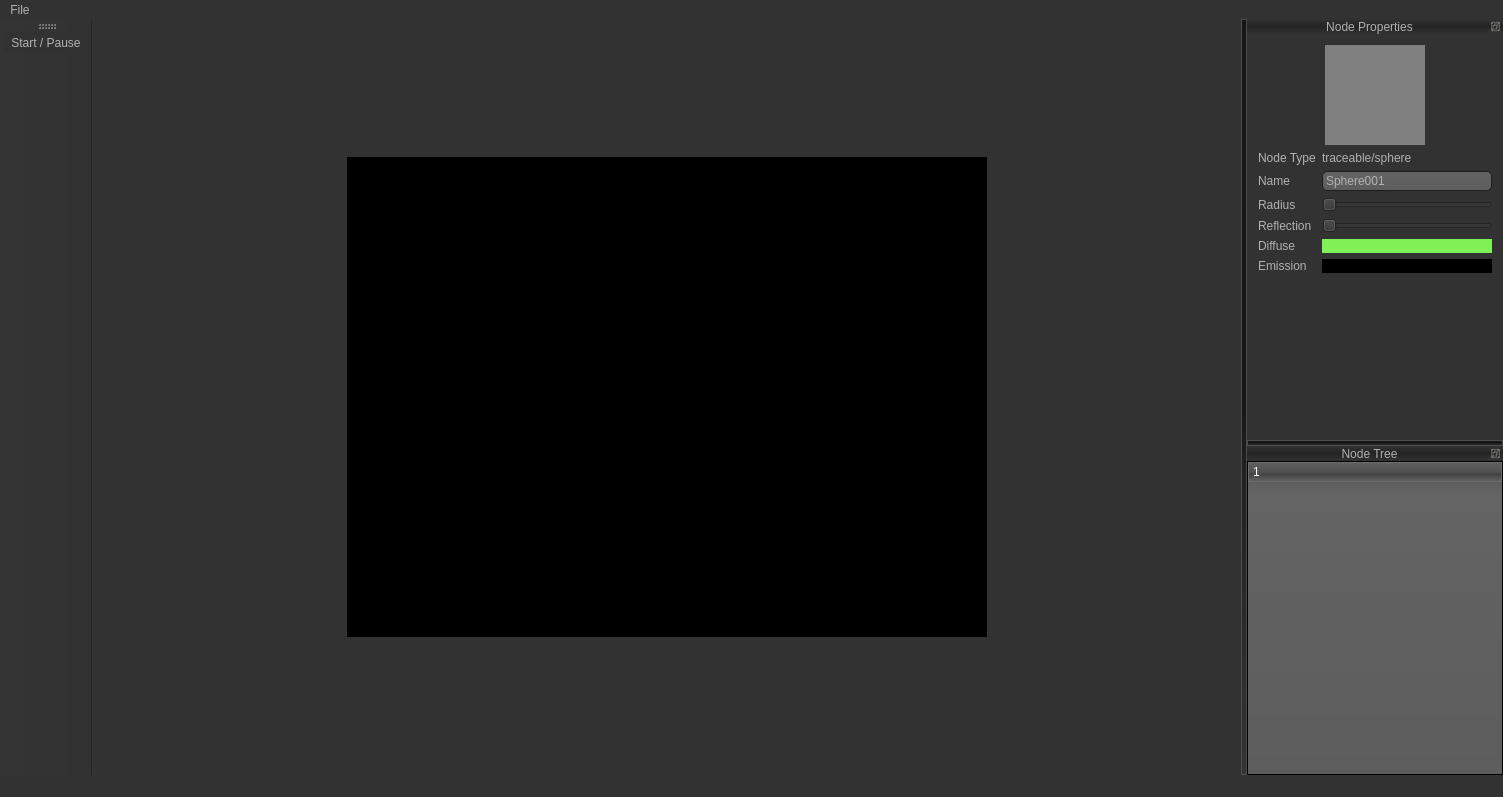
Old version of the form C++/ui/mainwindow.ui in the repository MrFrangipane/raytracer.
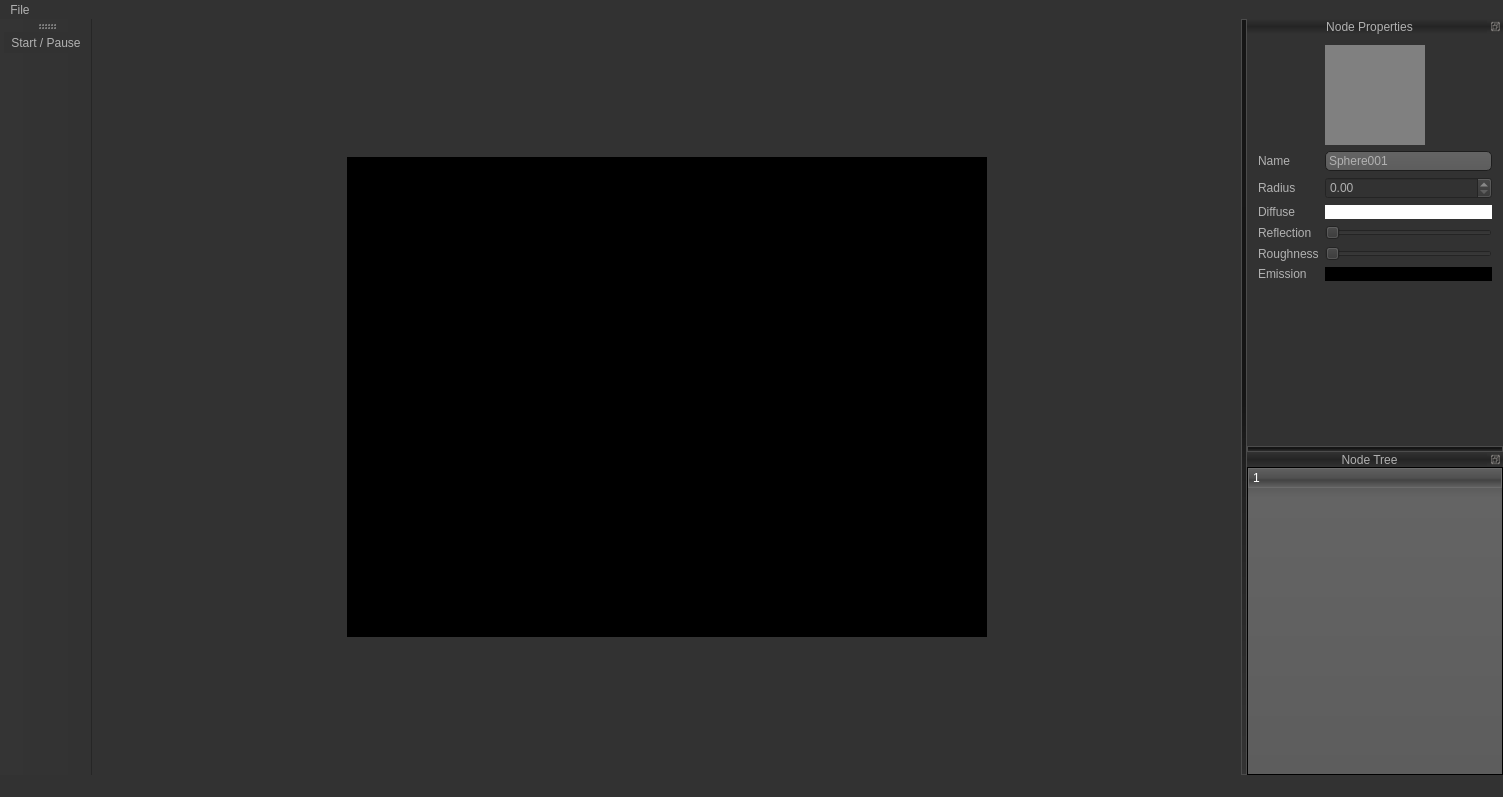
New version of the form. Icons and pictures are not drawn. Custom widgets are drawn as their Qt base class.

Patch:
```diff
--- a/C++/ui/mainwindow.ui
+++ b/C++/ui/mainwindow.ui
@@ -595,7 +595,7 @@
     <number>2</number>
    </attribute>
    <widget class="QWidget" name="dockWidgetContents">
-    <layout class="QVBoxLayout" name="verticalLayout" stretch="0,100">
+    <layout class="QVBoxLayout" name="verticalLayout" stretch="0,10">
      <item>
       <layout class="QHBoxLayout" name="horizontalLayout">
        <item>
@@ -651,30 +651,46 @@
      <item>
       <layout class="QFormLayout" name="formLayout">
        <item row="0" column="0">
-        <widget class="QLabel" name="label">
+        <widget class="QLabel" name="label_9">
          <property name="text">
-          <string>Node Type</string>
+          <string>Name</string>
          </property>
         </widget>
        </item>
        <item row="0" column="1">
-        <widget class="QLabel" name="label_2">
+        <widget class="QLineEdit" name="name">
          <property name="text">
-          <string>traceable/sphere</string>
+          <string>Sphere001</string>
          </property>
         </widget>
        </item>
-       <item row="2" column="0">
+       <item row="1" column="0">
         <widget class="QLabel" name="label_3">
          <property name="text">
           <string>Radius</string>
          </property>
         </widget>
        </item>
+       <item row="1" column="1">
+        <widget class="QDoubleSpinBox" name="radius_spinbox"/>
+       </item>
+       <item row="2" column="0">
+        <widget class="QLabel" name="label_5">
+         <property name="text">
+          <string>Diffuse</string>
+         </property>
+        </widget>
+       </item>
        <item row="2" column="1">
-        <widget class="QSlider" name="horizontalSlider">
-         <property name="orientation">
-          <enum>Qt::Horizontal</enum>
+        <widget class="ColorPicker" name="diffuse_picker" native="true">
+         <property name="minimumSize">
+          <size>
+           <width>0</width>
+           <height>0</height>
+          </size>
+         </property>
+         <property name="styleSheet">
+          <string notr="true">background-color: white;</string>
          </property>
         </widget>
        </item>
@@ -688,7 +704,7 @@
        <item row="3" column="1">
         <widget class="QSlider" name="horizontalSlider_2">
          <property name="maximum">
-          <number>300</number>
+          <number>100</number>
          </property>
          <property name="orientation">
           <enum>Qt::Horizontal</enum>
@@ -696,19 +712,19 @@
         </widget>
        </item>
        <item row="4" column="0">
-        <widget class="QLabel" name="label_5">
-         <property name="text">
-          <string>Diffuse</string>
-         </property>
-        </widget>
-       </item>
-       <item row="4" column="1">
         <widget class="QLabel" name="label_6">
-         <property name="styleSheet">
-          <string notr="true">background-color: rgb(128, 240, 87);</string>
-         </property>
          <property name="text">
-          <string/>
+          <string>Roughness</string>
+         </property>
+        </widget>
+       </item>
+       <item row="4" column="1">
+        <widget class="QSlider" name="roughness_slider">
+         <property name="maximum">
+          <number>100</number>
+         </property>
+         <property name="orientation">
+          <enum>Qt::Horizontal</enum>
          </property>
         </widget>
        </item>
@@ -720,26 +736,9 @@
         </widget>
        </item>
        <item row="5" column="1">
-        <widget class="QLabel" name="label_8">
+        <widget class="ColorPicker" name="emission_picker" native="true">
          <property name="styleSheet">
-          <string notr="true">background-color: rgb(0, 0, 0);</string>
-         </property>
-         <property name="text">
-          <string/>
-         </property>
-        </widget>
-       </item>
-       <item row="1" column="0">
-        <widget class="QLabel" name="label_9">
-         <property name="text">
-          <string>Name</string>
-         </property>
-        </widget>
-       </item>
-       <item row="1" column="1">
-        <widget class="QLineEdit" name="lineEdit">
-         <property name="text">
-          <string>Sphere001</string>
+          <string notr="true">background-color : black</string>
          </property>
         </widget>
        </item>
@@ -826,6 +825,12 @@
    <header>viewport.h</header>
    <container>1</container>
   </customwidget>
+  <customwidget>
+   <class>ColorPicker</class>
+   <extends>QWidget</extends>
+   <header>colorpicker.h</header>
+   <container>1</container>
+  </customwidget>
  </customwidgets>
  <resources/>
  <connections/>
```
Left out of the diff: 2 changed lines with no effect on the pictures.
